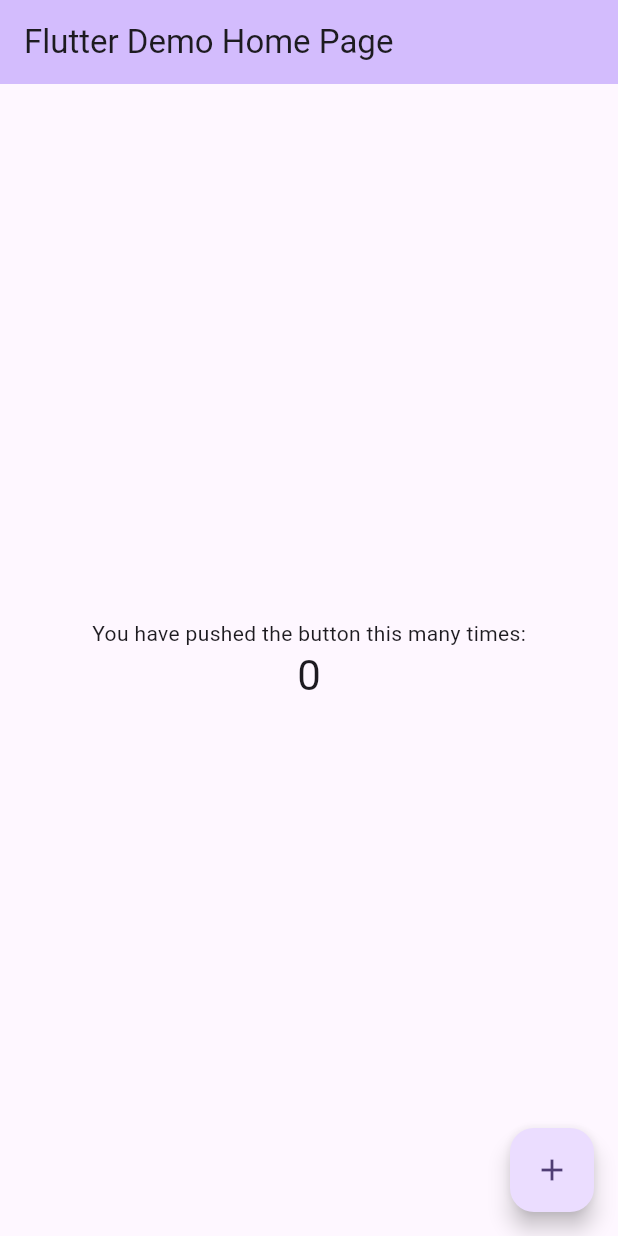
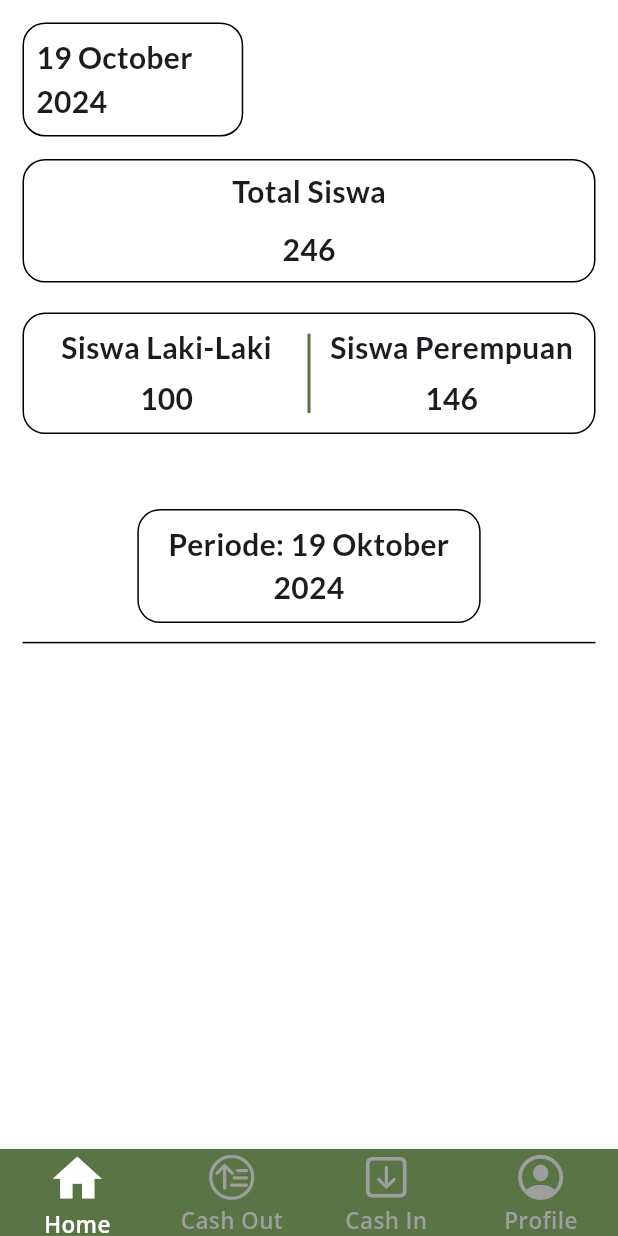
Before and after one commit to Team3PPPL/front_end, a Flutter app: the screen it shows after launch, on a phone screen of 412 x 824 dp. Run offline on Flutter 3.47's test engine with Material 3 defaults, Android fonts, the light colour scheme and no system bars; drawn by our look-alikes of stylish_bottom_bar; our stand-ins replace get, google_fonts.

Commit message:
Update Splash & Home Screen

```diff
--- /dev/null
+++ b/lib/constant/appColor.dart
@@ -0,0 +1,3 @@
+import 'package:flutter/material.dart';
+
+const universalColors = Color(0xff597445);
--- /dev/null
+++ b/lib/constant/appFont.dart
@@ -0,0 +1,6 @@
+import 'package:flutter/material.dart';
+import 'package:google_fonts/google_fonts.dart';
+
+final titleFonts = GoogleFonts.lato(fontSize: 20, fontWeight: FontWeight.bold);
+final universalFonts = GoogleFonts.lato(fontSize: 15);
+final componentFonts = GoogleFonts.openSans(fontSize: 15);
--- a/lib/main.dart
+++ b/lib/main.dart
@@ -1,4 +1,6 @@
 import 'package:flutter/material.dart';
+import 'package:get/get.dart';
+import 'package:pppl_apps/widgets/navbar.dart';
 
 void main() {
   runApp(const MyApp());
@@ -7,119 +9,11 @@
 class MyApp extends StatelessWidget {
   const MyApp({super.key});
 
-  // This widget is the root of your application.
   @override
   Widget build(BuildContext context) {
-    return MaterialApp(
-      title: 'Flutter Demo',
-      theme: ThemeData(
-        // This is the theme of your application.
-        //
-        // TRY THIS: Try running your application with "flutter run". You'll see
-        // the application has a purple toolbar. Then, without quitting the app,
-        // try changing the seedColor in the colorScheme below to Colors.green
-        // and then invoke "hot reload" (save your changes or press the "hot
-        // reload" button in a Flutter-supported IDE, or press "r" if you used
-        // the command line to start the app).
-        //
-        // Notice that the counter didn't reset back to zero; the application
-        // state is not lost during the reload. To reset the state, use hot
-        // restart instead.
-        //
-        // This works for code too, not just values: Most code changes can be
-        // tested with just a hot reload.
-        colorScheme: ColorScheme.fromSeed(seedColor: Colors.deepPurple),
-        useMaterial3: true,
-      ),
-      home: const MyHomePage(title: 'Flutter Demo Home Page'),
+    return GetMaterialApp(
+      theme: ThemeData(useMaterial3: true),
+      home: const NavBar(),
     );
   }
 }
-
-class MyHomePage extends StatefulWidget {
-  const MyHomePage({super.key, required this.title});
-
-  // This widget is the home page of your application. It is stateful, meaning
-  // that it has a State object (defined below) that contains fields that affect
-  // how it looks.
-
-  // This class is the configuration for the state. It holds the values (in this
-  // case the title) provided by the parent (in this case the App widget) and
-  // used by the build method of the State. Fields in a Widget subclass are
-  // always marked "final".
-
-  final String title;
-
-  @override
-  State<MyHomePage> createState() => _MyHomePageState();
-}
-
-class _MyHomePageState extends State<MyHomePage> {
-  int _counter = 0;
-
-  void _incrementCounter() {
-    setState(() {
-      // This call to setState tells the Flutter framework that something has
-      // changed in this State, which causes it to rerun the build method below
-      // so that the display can reflect the updated values. If we changed
-      // _counter without calling setState(), then the build method would not be
-      // called again, and so nothing would appear to happen.
-      _counter++;
-    });
-  }
-
-  @override
-  Widget build(BuildContext context) {
-    // This method is rerun every time setState is called, for instance as done
-    // by the _incrementCounter method above.
-    //
-    // The Flutter framework has been optimized to make rerunning build methods
-    // fast, so that you can just rebuild anything that needs updating rather
-    // than having to individually change instances of widgets.
-    return Scaffold(
-      appBar: AppBar(
-        // TRY THIS: Try changing the color here to a specific color (to
-        // Colors.amber, perhaps?) and trigger a hot reload to see the AppBar
-        // change color while the other colors stay the same.
-        backgroundColor: Theme.of(context).colorScheme.inversePrimary,
-        // Here we take the value from the MyHomePage object that was created by
-        // the App.build method, and use it to set our appbar title.
-        title: Text(widget.title),
-      ),
-      body: Center(
-        // Center is a layout widget. It takes a single child and positions it
-        // in the middle of the parent.
-        child: Column(
-          // Column is also a layout widget. It takes a list of children and
-          // arranges them vertically. By default, it sizes itself to fit its
-          // children horizontally, and tries to be as tall as its parent.
-          //
-          // Column has various properties to control how it sizes itself and
-          // how it positions its children. Here we use mainAxisAlignment to
-          // center the children vertically; the main axis here is the vertical
-          // axis because Columns are vertical (the cross axis would be
-          // horizontal).
-          //
-          // TRY THIS: Invoke "debug painting" (choose the "Toggle Debug Paint"
-          // action in the IDE, or press "p" in the console), to see the
-          // wireframe for each widget.
-          mainAxisAlignment: MainAxisAlignment.center,
-          children: <Widget>[
-            const Text(
-              'You have pushed the button this many times:',
-            ),
-            Text(
-              '$_counter',
-              style: Theme.of(context).textTheme.headlineMedium,
-            ),
-          ],
-        ),
-      ),
-      floatingActionButton: FloatingActionButton(
-        onPressed: _incrementCounter,
-        tooltip: 'Increment',
-        child: const Icon(Icons.add),
-      ), // This trailing comma makes auto-formatting nicer for build methods.
-    );
-  }
-}
--- /dev/null
+++ b/lib/screens/home_page.dart
@@ -0,0 +1,158 @@
+import 'package:flutter/material.dart';
+import 'package:intl/intl.dart';
+import 'package:pppl_apps/constant/appColor.dart';
+import 'package:pppl_apps/constant/appFont.dart';
+
+class HomePage extends StatefulWidget {
+  const HomePage({super.key});
+
+  @override
+  State<HomePage> createState() => _HomePageState();
+}
+
+class _HomePageState extends State<HomePage> {
+  @override
+  Widget build(BuildContext context) {
+    return Padding(
+      padding: const EdgeInsets.all(15),
+      child: ListView(
+        children: [
+          Column(
+            crossAxisAlignment: CrossAxisAlignment.start,
+            children: [
+              // TANGGAL APLIKASI DIGUNAKAN
+              Container(
+                width: MediaQuery.of(context).size.width / 2.8,
+                decoration: BoxDecoration(
+                    border: Border.all(color: Colors.black),
+                    borderRadius: BorderRadius.circular(15)),
+                child: Padding(
+                  padding: const EdgeInsets.all(8),
+                  child: Text(
+                    DateFormat("d MMMM yyyy").format(DateTime.now()),
+                    style: titleFonts,
+                  ),
+                ),
+              ),
+            ],
+          ),
+          const SizedBox(height: 15),
+
+          // FIELD JUMLAH SISWA
+          Container(
+            height: MediaQuery.of(context).size.height / 10,
+            decoration: BoxDecoration(
+                border: Border.all(color: Colors.black),
+                borderRadius: BorderRadius.circular(15)),
+            child: Column(
+              mainAxisAlignment: MainAxisAlignment.center,
+              children: [
+                Text(
+                  "Total Siswa",
+                  style: titleFonts,
+                ),
+                const SizedBox(
+                  height: 10,
+                ),
+                Text(
+                  "246",
+                  style: titleFonts,
+                ),
+              ],
+            ),
+          ),
+          const SizedBox(height: 20),
+          IntrinsicHeight(
+            child: Container(
+              decoration: BoxDecoration(
+                  border: Border.all(color: Colors.black),
+                  borderRadius: BorderRadius.circular(15)),
+              child: Padding(
+                padding: const EdgeInsets.all(8),
+                child: Row(
+                  children: [
+                    // FIELD JUMLAH SISWA LAKI-LAKI
+                    Expanded(
+                      child: Column(
+                        crossAxisAlignment: CrossAxisAlignment.center,
+                        children: [
+                          Text(
+                            "Siswa Laki-Laki",
+                            style: titleFonts,
+                          ),
+                          const SizedBox(
+                            height: 5,
+                          ),
+                          Text(
+                            "100",
+                            style: titleFonts,
+                          ),
+                        ],
+                      ),
+                    ),
+                    const VerticalDivider(
+                      color: universalColors,
+                      thickness: 2,
+                      indent: 5,
+                      endIndent: 5,
+                    ),
+
+                    // FIELD JUMLAH SISWA PEREMPUAN
+                    Expanded(
+                      child: Column(
+                        crossAxisAlignment: CrossAxisAlignment.center,
+                        children: [
+                          Text(
+                            "Siswa Perempuan",
+                            style: titleFonts,
+                          ),
+                          const SizedBox(
+                            height: 5,
+                          ),
+                          Text(
+                            "146",
+                            style: titleFonts,
+                          ),
+                        ],
+                      ),
+                    ),
+                  ],
+                ),
+              ),
+            ),
+          ),
+          // ignore: prefer_const_constructors
+          SizedBox(
+            height: 50,
+          ),
+
+          // TANGGAL PERIODE KEUANGAN
+          Column(
+            children: [
+              Container(
+                width: MediaQuery.of(context).size.width / 1.8,
+                decoration: BoxDecoration(
+                    border: Border.all(color: Colors.black),
+                    borderRadius: BorderRadius.circular(15)),
+                child: Padding(
+                  padding: const EdgeInsets.all(8),
+                  child: Text(
+                    "Periode: 19 Oktober 2024",
+                    style: titleFonts,
+                    textAlign: TextAlign.center,
+                  ),
+                ),
+              ),
+            ],
+          ),
+          const Padding(
+            padding: EdgeInsets.symmetric(vertical: 5),
+            child: Divider(
+              color: Colors.black,
+            ),
+          )
+        ],
+      ),
+    );
+  }
+}
--- /dev/null
+++ b/lib/screens/income_page.dart
@@ -0,0 +1,18 @@
+import 'package:flutter/material.dart';
+import 'package:pppl_apps/constant/appFont.dart';
+
+class IncomePage extends StatelessWidget {
+  const IncomePage({super.key});
+
+  @override
+  Widget build(BuildContext context) {
+    return Scaffold(
+      body: Center(
+        child: Text(
+          "INI ADALAH HALAMAN PEMASUKAN",
+          style: universalFonts,
+        ),
+      ),
+    );
+  }
+}
--- /dev/null
+++ b/lib/screens/outcome_page.dart
@@ -0,0 +1,18 @@
+import 'package:flutter/material.dart';
+import 'package:pppl_apps/constant/appFont.dart';
+
+class OutcomePage extends StatelessWidget {
+  const OutcomePage({super.key});
+
+  @override
+  Widget build(BuildContext context) {
+    return Scaffold(
+      body: Center(
+        child: Text(
+          "INI ADALAH HALAMAN PENGELUARAN",
+          style: universalFonts,
+        ),
+      ),
+    );
+  }
+}
--- /dev/null
+++ b/lib/screens/profile_page.dart
@@ -0,0 +1,18 @@
+import 'package:flutter/material.dart';
+import 'package:pppl_apps/constant/appFont.dart';
+
+class ProfilePage extends StatelessWidget {
+  const ProfilePage({super.key});
+
+  @override
+  Widget build(BuildContext context) {
+    return Scaffold(
+      body: Center(
+        child: Text(
+          "INI ADALAH HALAMAN PROFILE",
+          style: universalFonts,
+        ),
+      ),
+    );
+  }
+}
--- /dev/null
+++ b/lib/screens/splash_screen.dart
@@ -0,0 +1,31 @@
+import 'package:flutter/material.dart';
+import 'package:pppl_apps/constant/appFont.dart';
+
+class SplashScreen extends StatelessWidget {
+  const SplashScreen({super.key});
+
+  @override
+  Widget build(BuildContext context) {
+    return Scaffold(
+        backgroundColor: Colors.white,
+        body: Center(
+          child: Column(
+            mainAxisAlignment: MainAxisAlignment.center,
+            children: [
+              // LOGO APLIKASI
+              AspectRatio(
+                  aspectRatio: 16 / 9, child: Image.asset("assets/logo.jpg")),
+              const SizedBox(
+                height: 10,
+              ),
+
+              // NAMA APLIKASI
+              Text(
+                "NAMA APLIKASI",
+                style: titleFonts,
+              )
+            ],
+          ),
+        ));
+  }
+}
--- /dev/null
+++ b/lib/widgets/navbar.dart
@@ -0,0 +1,69 @@
+import 'package:flutter/cupertino.dart';
+import 'package:flutter/material.dart';
+import 'package:pppl_apps/constant/appColor.dart';
+import 'package:pppl_apps/constant/appFont.dart';
+import 'package:pppl_apps/screens/home_page.dart';
+import 'package:pppl_apps/screens/income_page.dart';
+import 'package:pppl_apps/screens/outcome_page.dart';
+import 'package:pppl_apps/screens/profile_page.dart';
+import 'package:stylish_bottom_bar/stylish_bottom_bar.dart';
+
+class NavBar extends StatefulWidget {
+  const NavBar({super.key});
+
+  @override
+  State<NavBar> createState() => _NavBarState();
+}
+
+class _NavBarState extends State<NavBar> {
+  int selectedPage = 0;
+
+  List bodyPage = [
+    const HomePage(),
+    const OutcomePage(),
+    const IncomePage(),
+    const ProfilePage(),
+  ];
+
+  @override
+  Widget build(BuildContext context) {
+    return Scaffold(
+        backgroundColor: Colors.white,
+        body: bodyPage[selectedPage],
+        bottomNavigationBar: StylishBottomBar(
+          backgroundColor: universalColors,
+          currentIndex: selectedPage,
+          option: AnimatedBarOptions(
+              iconSize: 35, padding: const EdgeInsets.symmetric(vertical: 5)),
+          items: [
+            BottomBarItem(
+                icon: selectedPage == 0
+                    ? const Icon(Icons.home)
+                    : const Icon(Icons.home_outlined),
+                title: Text(
+                  "Home",
+                  style: componentFonts,
+                ),
+                selectedColor: Colors.white),
+            BottomBarItem(
+                icon: const Icon(CupertinoIcons.sort_up_circle),
+                title: Text("Cash Out", style: componentFonts),
+                selectedColor: Colors.white),
+            BottomBarItem(
+                icon: const Icon(CupertinoIcons.arrow_down_square),
+                title: Text("Cash In", style: componentFonts),
+                selectedColor: Colors.white),
+            BottomBarItem(
+                icon: const Icon(CupertinoIcons.profile_circled),
+                title: Text("Profile", style: componentFonts),
+                selectedColor: Colors.white),
+          ],
+          onTap: (index) {
+            setState(() {
+              selectedPage = index;
+              // selectedNavbar = false;
+            });
+          },
+        ));
+  }
+}
```
Also changed, not shown: pubspec.yaml (+7 -3 lines), assets/logo.jpg (added), pubspec.lock, 2 other files.
